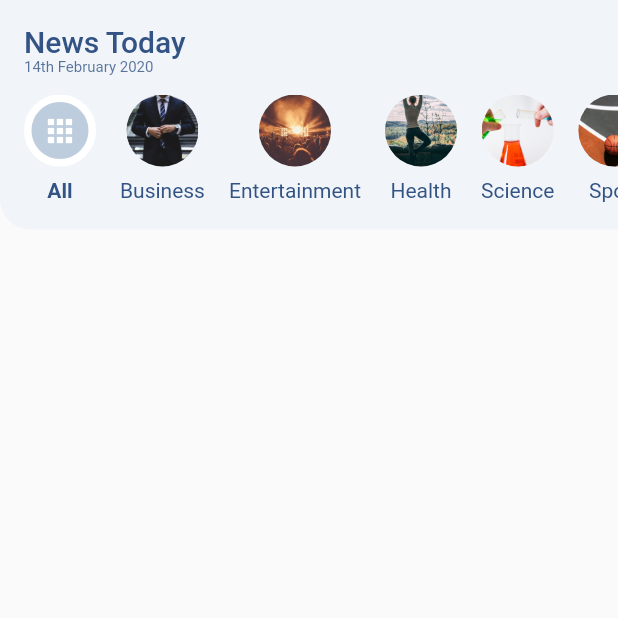
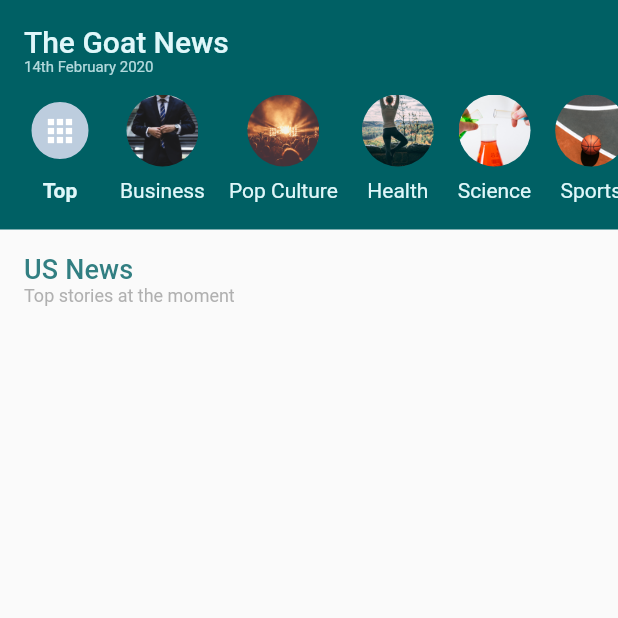
Before and after one commit to chelseacastelli/news_app, a Flutter app: the screen it shows after launch, after a tap on the "apps" icon, on a phone screen of 412 x 824 dp, the top half of it. Run offline on Flutter 3.47's test engine with Material 2 defaults, Android fonts, the phone set to English and light mode, and no system bars; our stand-ins replace bloc, dio, flutter_bloc; generated files the repository leaves out were written again; network calls fail.

Commit message:
[UPDATE] Change colorway & show lastest news heading

```diff
--- a/lib/src/api/api_provider.dart
+++ b/lib/src/api/api_provider.dart
@@ -4,7 +4,7 @@ import 'package:news_app/src/model/category/top_headlines_news/response_top_head
 class ApiProvider {
   final Dio _dio = Dio();
   final String _baseUrl =
-      'https://newsapi.org/v2/top-headlines?country=id&apiKey=3e0a95f02d194299be9ef273a27efb71';
+      'https://newsapi.org/v2/top-headlines?country=us&apiKey=3e0a95f02d194299be9ef273a27efb71';
 
   void printOutError(error, StackTrace stacktrace) {
     print('Exception occured: $error with stacktrace: $stacktrace');
--- a/lib/src/bloc/home/home_bloc.dart
+++ b/lib/src/bloc/home/home_bloc.dart
@@ -37,7 +37,7 @@ class HomeBloc extends Bloc<DataEvent, DataState> {
     yield DataLoading();
     final categoryLowerCase = event.category.toLowerCase();
     switch (categoryLowerCase) {
-      case 'all':
+      case 'top':
         final data = await apiRepository.fetchTopHeadlinesNews();
         if (data.error == null) {
           yield DataSuccess(data);
@@ -53,7 +53,7 @@ class HomeBloc extends Bloc<DataEvent, DataState> {
           yield DataFailed('{$data.error}');
         }
         break;
-      case 'entertainment':
+      case 'pop culture':
         final data = await apiRepository.fetchTopEntertainmentHeadlinesNews();
         if (data.error == null) {
           yield DataSuccess(data);
@@ -77,7 +77,7 @@ class HomeBloc extends Bloc<DataEvent, DataState> {
           yield DataFailed('{$data.error}');
         }
         break;
-      case 'sport':
+      case 'sports':
         final data = await apiRepository.fetchTopSportHeadlinesNews();
         if (data.error == null) {
           yield DataSuccess(data);
--- a/lib/src/ui/home/home_screen.dart
+++ b/lib/src/ui/home/home_screen.dart
@@ -1,3 +1,6 @@
+import 'dart:io';
+
+import 'package:flutter/cupertino.dart';
 import 'package:flutter/material.dart';
 import 'package:flutter_bloc/flutter_bloc.dart';
 import 'package:news_app/src/bloc/home/home_bloc.dart';
@@ -19,10 +22,10 @@ class HomeScreen extends StatelessWidget {
               children: <Widget>[
                 Container(
                   decoration: BoxDecoration(
-                      color: Color(0xFFF1F5F9),
+                      color: Color(0xFF006064),
                       borderRadius: BorderRadius.only(
-                        bottomLeft: Radius.circular(20),
-                      )),
+//                        bottomLeft: Radius.circular(20),
+                          )),
                   padding: EdgeInsets.only(
                     top: paddingTop + 16.0,
                     bottom: 16.0,
@@ -39,10 +42,43 @@ class HomeScreen extends StatelessWidget {
                       WidgetCategory(),
                     ],
                   ),
+                ),
+                SizedBox(height: 16.0),
+                _buildWidgetLabelLatestNews(context),
+                _buildWidgetSubtitleLatestNews(context),
+                Expanded(
+                  child: WidgetLatestNews(),
                 )
-                // TODO: do something here
               ],
             )));
+  }
+
+  Widget _buildWidgetSubtitleLatestNews(BuildContext context) {
+    return Padding(
+        padding: EdgeInsets.symmetric(horizontal: 16.0),
+        child: Text(
+          'Top stories at the moment',
+          style: Theme.of(context).textTheme.caption.merge(
+                TextStyle(
+                  color: Color(0xFF9E9E9E).withOpacity(0.8),
+                ),
+              ),
+        ));
+  }
+
+  Widget _buildWidgetLabelLatestNews(BuildContext context) {
+    return Padding(
+      padding: EdgeInsets.symmetric(horizontal: 16.0),
+      child: Text(
+        'US News',
+        style: Theme.of(context).textTheme.subtitle.merge(
+              TextStyle(
+                fontSize: 18.0,
+                color: Color(0xFF006064).withOpacity(0.8),
+              ),
+            ),
+      ),
+    );
   }
 
   String getStrToday() {
@@ -77,10 +113,10 @@ class WidgetTitle extends StatelessWidget {
           text: TextSpan(
             children: [
               TextSpan(
-                text: 'News Today\n',
+                text: 'The Goat News\n',
                 style: Theme.of(context).textTheme.title.merge(
                       TextStyle(
-                        color: Color(0xFF325384),
+                        color: Color(0xFFE0F7FA),
                       ),
                     ),
               ),
@@ -88,7 +124,7 @@ class WidgetTitle extends StatelessWidget {
                 text: strToday,
                 style: Theme.of(context).textTheme.caption.merge(
                       TextStyle(
-                        color: Color(0xFF325384).withOpacity(0.8),
+                        color: Color(0xFFE0F7FA).withOpacity(0.8),
                         fontSize: 10.0,
                       ),
                     ),
@@ -108,12 +144,12 @@ class WidgetCategory extends StatefulWidget {
 
 class _WidgetCategoryState extends State<WidgetCategory> {
   final listCategories = [
-    Category('', 'All'),
+    Category('', 'Top'),
     Category('assets/images/img_business.png', 'Business'),
-    Category('assets/images/img_entertainment.png', 'Entertainment'),
+    Category('assets/images/img_entertainment.png', 'Pop Culture'),
     Category('assets/images/img_health.png', 'Health'),
     Category('assets/images/img_science.png', 'Science'),
-    Category('assets/images/img_sport.png', 'Sport'),
+    Category('assets/images/img_sport.png', 'Sports'),
     Category('assets/images/img_technology.png', 'Technology')
   ];
   int indexSelectedCategory = 0;
@@ -144,7 +180,11 @@ class _WidgetCategoryState extends State<WidgetCategory> {
               children: <Widget>[
                 GestureDetector(
                   onTap: () {
-                    //TODO: do something in here
+                    setState(() {
+                      indexSelectedCategory = index;
+                      homeBloc.add(DataEvent(
+                          listCategories[indexSelectedCategory].title));
+                    });
                   },
                   child: index == 0
                       ? Container(
@@ -155,7 +195,7 @@ class _WidgetCategoryState extends State<WidgetCategory> {
                             color: Color(0xFFBDCDDE),
                             border: indexSelectedCategory == index
                                 ? Border.all(
-                                    color: Colors.white,
+                                    color: Color(0xFF006064),
                                     width: 5.0,
                                   )
                                 : null,
@@ -175,7 +215,8 @@ class _WidgetCategoryState extends State<WidgetCategory> {
                               fit: BoxFit.cover,
                             ),
                             border: indexSelectedCategory == index
-                                ? Border.all(color: Colors.white, width: 5.0)
+                                ? Border.all(
+                                    color: Color(0xFF006064), width: 5.0)
                                 : null,
                           ),
                         ),
@@ -185,7 +226,7 @@ class _WidgetCategoryState extends State<WidgetCategory> {
                   itemCategory.title,
                   style: TextStyle(
                     fontSize: 14.0,
-                    color: Color(0xFF325384),
+                    color: Color(0xFFE0F7FA),
                     fontWeight: indexSelectedCategory == index
                         ? FontWeight.bold
                         : FontWeight.normal,
@@ -201,3 +242,52 @@ class _WidgetCategoryState extends State<WidgetCategory> {
     return Container();
   }
 }
+
+class WidgetLatestNews extends StatefulWidget {
+  WidgetLatestNews();
+
+  @override
+  _WidgetLatestNewsState createState() => _WidgetLatestNewsState();
+}
+
+class _WidgetLatestNewsState extends State<WidgetLatestNews> {
+  @override
+  Widget build(BuildContext context) {
+    MediaQueryData mediaQuery = MediaQuery.of(context);
+    final HomeBloc homeBloc = BlocProvider.of<HomeBloc>(context);
+    return Padding(
+      padding: EdgeInsets.only(
+          left: 16.0,
+          top: 8.0,
+          right: 16.0,
+          bottom: mediaQuery.padding.bottom + 16.0),
+      child: BlocListener<HomeBloc, DataState>(
+          listener: (context, state) {
+            //TODO: do something here
+          },
+          child: BlocBuilder(
+            bloc: homeBloc,
+            builder: (context, state) {
+              return _buildWidgetContentLatestNews(state, mediaQuery);
+            },
+          )),
+    );
+  }
+
+  Widget _buildWidgetContentLatestNews(
+      DataState state, MediaQueryData mediaQuery) {
+    if (state is DataLoading) {
+      return Center(
+          child: Platform.isAndroid
+              ? CircularProgressIndicator()
+              : CupertinoActivityIndicator());
+    } else if (state is DataSuccess) {
+      return Container(
+          child: Center(
+        child: Text('data success'),
+      ));
+    } else {
+      return Container();
+    }
+  }
+}
```
Also changed, not shown: 1 other file.
